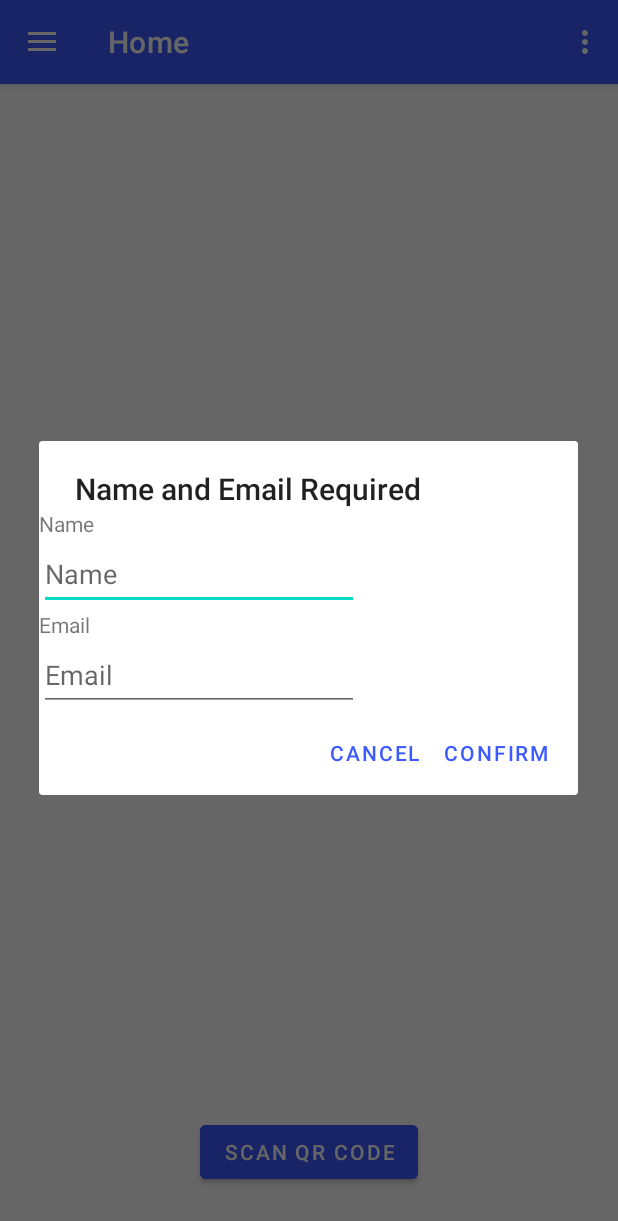
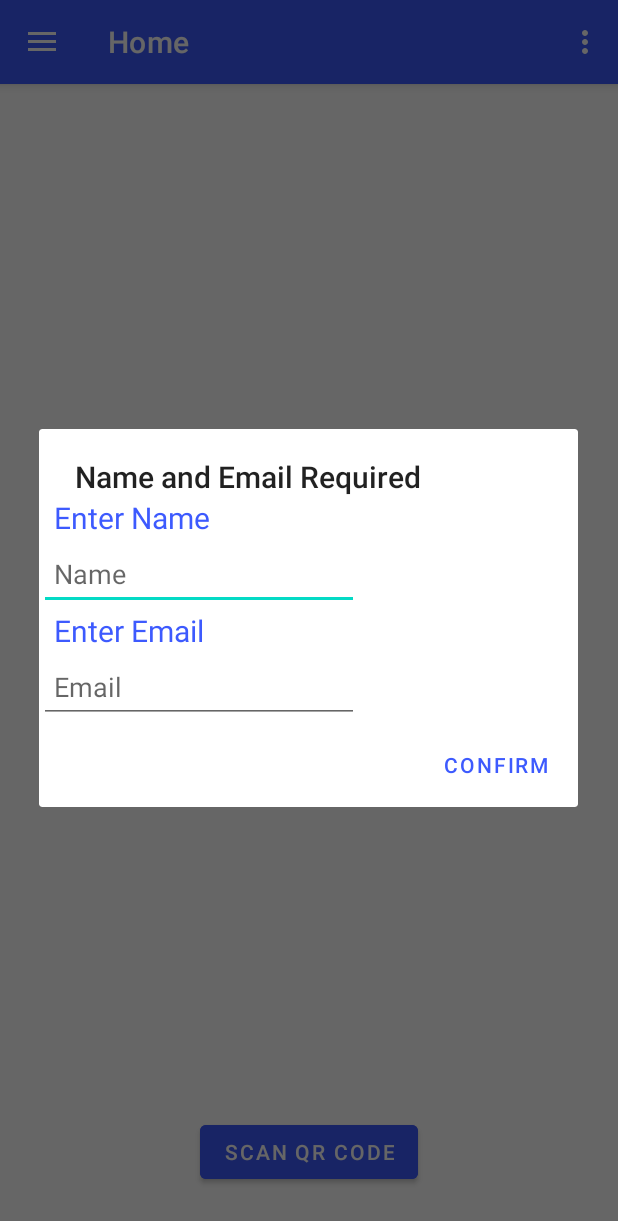
Before and after one commit to CMPUT301F24employ/employ-events, an Android app: the screen it shows after launch (MainActivity), on a phone screen of 412 x 824 dp. Shown: the top 1221 px of the screen. Run offline under Robolectric (Android 15) with nearby library versions, the phone set to English and light mode, and no system bars; our stand-ins replace Firebase (no records; nobody signed in at launch, a user with empty details on screens opened directly), navigation-ui; libraries missing offline, so code that uses them is left out: com.google.zxing.integration.

Commit message:
Enter name and email for new users is now mandatory cannot be skipped, and edit profile will require non empty name and email too. fixed some cosmetics for the provide info.

```diff
--- a/app/src/main/java/com/example/employ_events/NewProfileFragment.java
+++ b/app/src/main/java/com/example/employ_events/NewProfileFragment.java
@@ -5,17 +5,13 @@ import android.app.Dialog;
 import android.content.Context;
 import android.os.Bundle;
 import android.provider.Settings;
-import android.view.LayoutInflater;
 import android.view.View;
 import android.widget.Button;
-import android.widget.CheckBox;
 import android.widget.EditText;
 
 import androidx.annotation.NonNull;
 import androidx.annotation.Nullable;
 import androidx.fragment.app.DialogFragment;
-
-import com.google.firebase.firestore.FirebaseFirestore;
 
 public class NewProfileFragment extends DialogFragment {
     private String android_id;
@@ -48,11 +44,14 @@ public class NewProfileFragment extends DialogFragment {
 
         builder.setView(view)
                 .setTitle("Name and Email Required")
-                .setPositiveButton("Confirm", null) // Initially set to null
-                .setNegativeButton("Cancel", (dialog, which) -> dialog.dismiss());
+                .setPositiveButton("Confirm", null); // Initially set to null
 
         // Create the dialog
         AlertDialog dialog = builder.create();
+
+        // User must enter name and email.
+        dialog.setCancelable(false);
+        dialog.setCanceledOnTouchOutside(false);
 
         // Set up the positive button after the dialog is shown
         dialog.setOnShowListener(dialogInterface -> {
--- a/app/src/main/res/layout/provide_info.xml
+++ b/app/src/main/res/layout/provide_info.xml
@@ -10,10 +10,15 @@
         android:id="@+id/textView2"
         android:layout_width="match_parent"
         android:layout_height="wrap_content"
-        android:text="@string/name" />
+        android:paddingStart="10dp"
+        android:text="Enter Name"
+        android:textSize="20sp"
+        android:textColor="@color/primary_blue"
+         />
 
     <EditText
         android:id="@+id/editName"
+        android:paddingStart="10dp"
         android:layout_width="wrap_content"
         android:layout_height="wrap_content"
         android:ems="10"
@@ -27,12 +32,17 @@
         android:id="@+id/textView3"
         android:layout_width="match_parent"
         android:layout_height="wrap_content"
-        android:text="@string/email" />
+        android:paddingStart="10dp"
+        android:text="Enter Email"
+        android:textColor="@color/primary_blue"
+        android:textSize="20sp"
+        />
 
     <EditText
         android:id="@+id/editEmailAddress"
         android:layout_width="wrap_content"
         android:layout_height="wrap_content"
+        android:paddingStart="10dp"
         android:ems="10"
         android:hint="@string/email"
         android:inputType="textEmailAddress"
```
Also changed, not shown: app/src/main/java/com/example/employ_events/ui/profile/EditProfileFragment.java (+16 -8 lines).
